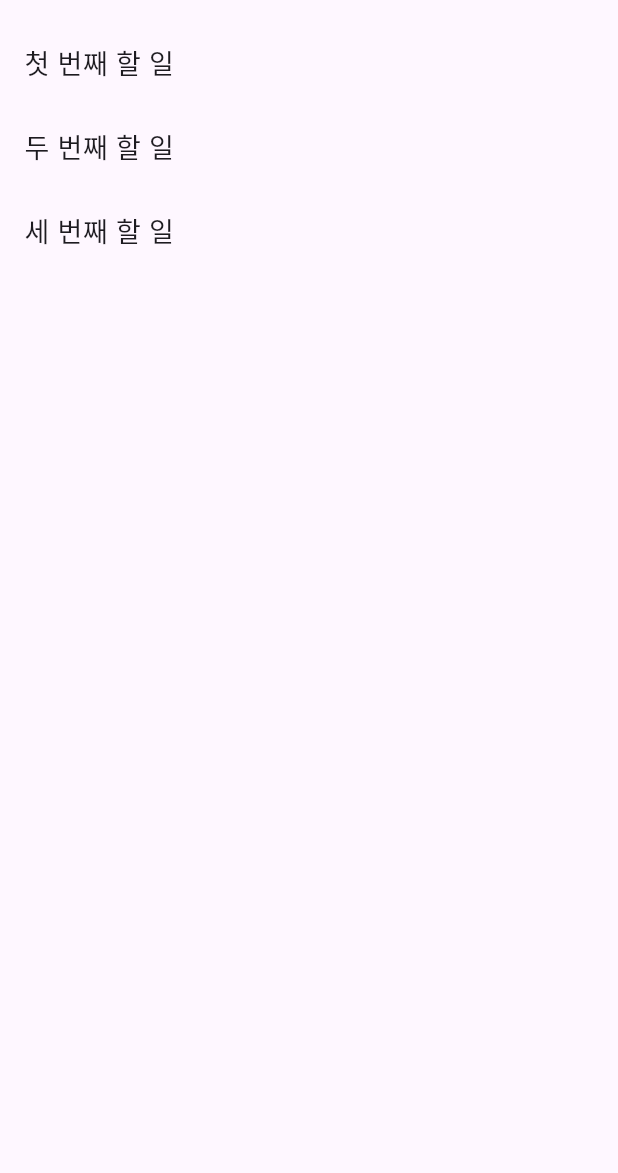
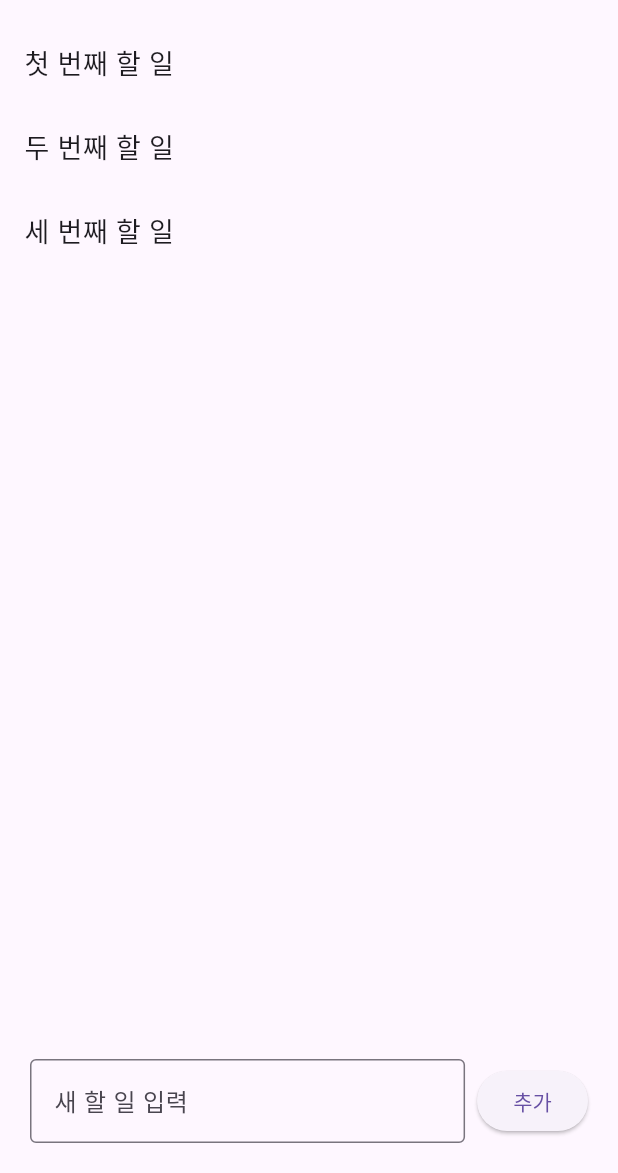
Before and after one commit to songye38/Flutter_Todo_setState, a Flutter app: the screen it shows after launch, on a phone screen of 412 x 824 dp, the part 63-1236 px from its top. Run offline on Flutter 3.47's test engine with Material 3 defaults, Android fonts, the phone set to English and light mode, and no system bars.

Commit message:
ADD 새로운 todo 추가 기능 구현

```diff
--- a/flutter_todo/lib/main.dart
+++ b/flutter_todo/lib/main.dart
@@ -4,20 +4,71 @@ import 'widgets/todo_item_widget.dart';
 
 void main() => runApp(MyApp());
 
-class MyApp extends StatelessWidget {
-  final todos = [
+class MyApp extends StatefulWidget {
+  @override
+  State<MyApp> createState() => _MyAppState();
+}
+
+class _MyAppState extends State<MyApp> {
+  final List<TodoItem> todos = [
     TodoItem(id: 1, text: '첫 번째 할 일'),
     TodoItem(id: 2, text: '두 번째 할 일'),
     TodoItem(id: 3, text: '세 번째 할 일'),
   ];
+
+  final TextEditingController _controller = TextEditingController();
+  int _nextId = 4;
+
+  void _addTodo() {
+    final text = _controller.text.trim();
+    if (text.isEmpty) return;
+
+    setState(() {
+      todos.add(TodoItem(id: _nextId++, text: text));
+      _controller.clear();
+    });
+  }
+
+  @override
+  void dispose() {
+    _controller.dispose();
+    super.dispose();
+  }
 
   @override
   Widget build(BuildContext context) {
     return MaterialApp(
       home: Scaffold(
         appBar: AppBar(title: Text('Todo App')),
-        body: ListView(
-          children: todos.map((todo) => TodoItemWidget(todo: todo)).toList(),
+        body: Column(
+          children: [
+            Expanded(
+              child: ListView(
+                children: todos
+                    .map((todo) => TodoItemWidget(todo: todo))
+                    .toList(),
+              ),
+            ),
+            Padding(
+              padding: EdgeInsets.all(20),
+              child: Row(
+                children: [
+                  Expanded(
+                    child: TextField(
+                      controller: _controller,
+                      decoration: InputDecoration(
+                        labelText: '새 할 일 입력',
+                        border: OutlineInputBorder(),
+                      ),
+                      onSubmitted: (_) => _addTodo(),
+                    ),
+                  ),
+                  SizedBox(width: 8),
+                  ElevatedButton(onPressed: _addTodo, child: Text('추가')),
+                ],
+              ),
+            ),
+          ],
         ),
       ),
     );
```
